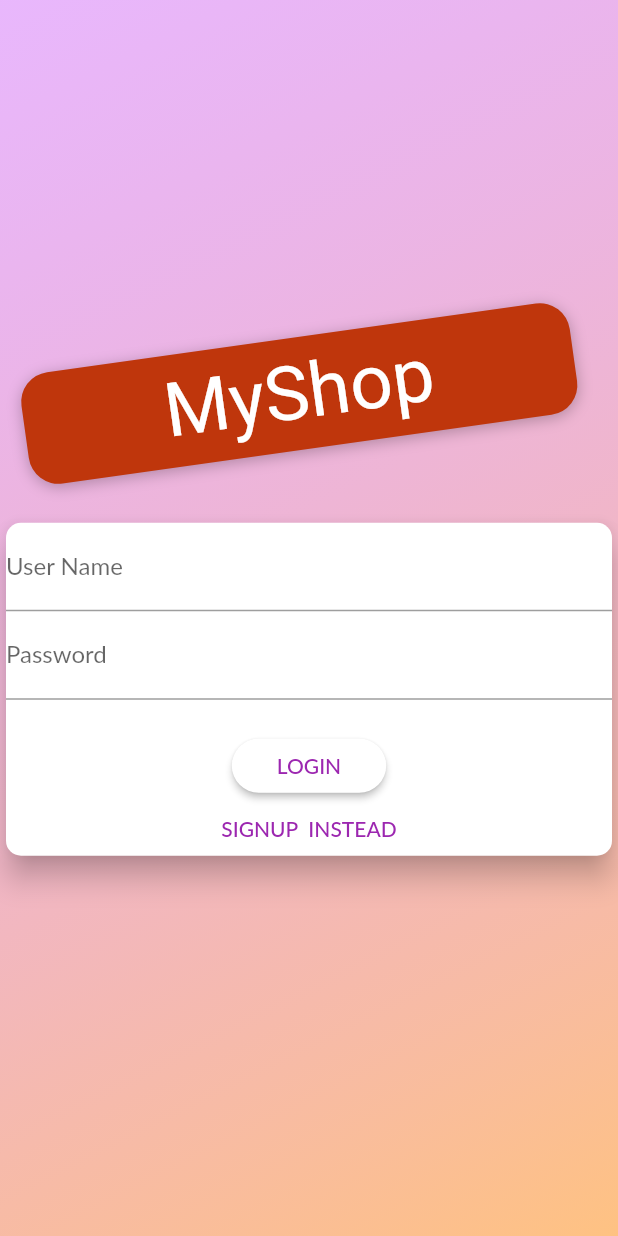
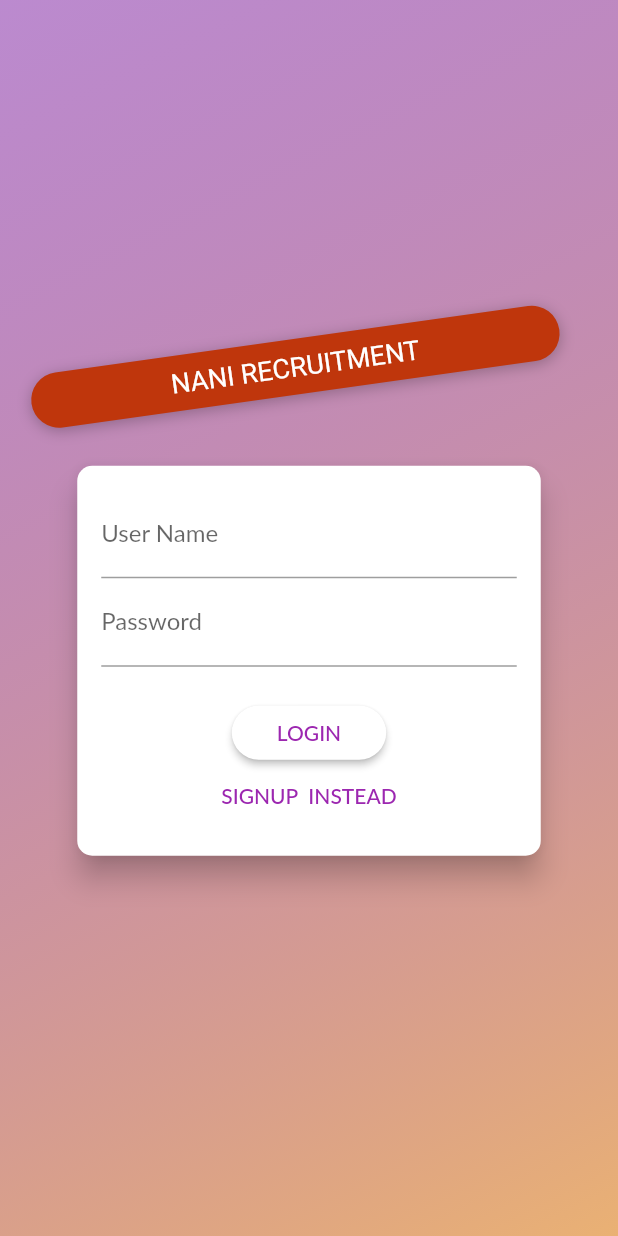
Before and after one commit to aweys231/nani_app, a Flutter app: the screen it shows after launch, on a phone screen of 412 x 824 dp. Run offline on Flutter 3.47's test engine with Material 2 defaults, Android fonts, the light colour scheme and no system bars; our stand-ins replace cached_network_image, carousel_slider, dropdown_button2, file_picker, flutter_image_slideshow, flutter_svg and 7 more; missing offline and left inert: contact_picker_web, dropdown_search2, extended_phone_number_input, month_year_picker, qr_code_scanner; accounts and stored records are empty; network calls fail; Roboto replaces fonts that are missing (Anton, Lato); statements that could not run were skipped.

Commit message:
29-03-2023

```diff
--- a/lib/screens/auth_screen.dart
+++ b/lib/screens/auth_screen.dart
@@ -29,8 +29,8 @@ class AuthScreen extends StatelessWidget {
             decoration: BoxDecoration(
               gradient: LinearGradient(
                 colors: [
-                  Color.fromRGBO(215, 117, 255, 1).withOpacity(0.5),
-                  Color.fromRGBO(255, 188, 117, 1).withOpacity(0.9),
+                  Color.fromRGBO(125, 27, 164, 1).withOpacity(0.5),
+                  Color.fromRGBO(232, 169, 101, 1).withOpacity(0.9),
                 ],
                 begin: Alignment.topLeft,
                 end: Alignment.bottomRight,
@@ -51,9 +51,8 @@ class AuthScreen extends StatelessWidget {
                       margin: EdgeInsets.only(bottom: 20.0),
                       padding:
                           EdgeInsets.symmetric(vertical: 8.0, horizontal: 94.0),
-                      transform: Matrix4.rotationZ(-8 * pi / 180)
-                        ..translate(-10.0),
-                      // ..translate(-10.0),
+                      transform: Matrix4.rotationZ(-8 * pi / 180)..translate(-10.0),
+
                       decoration: BoxDecoration(
                         borderRadius: BorderRadius.circular(20),
                         color: Colors.deepOrange.shade900,
@@ -66,13 +65,13 @@ class AuthScreen extends StatelessWidget {
                         ],
                       ),
                       child: Text(
-                        'MyShop',
+                        'NANI RECRUITMENT',
                         style: TextStyle(
                           color: Theme.of(context)
                               .accentTextTheme
                               .headline6!
                               .color,
-                          fontSize: 50,
+                          fontSize: 18,
                           fontFamily: 'Anton',
                           fontWeight: FontWeight.normal,
                         ),
@@ -221,7 +220,16 @@ class _AuthCardState extends State<AuthCard>
       shape: RoundedRectangleBorder(
         borderRadius: BorderRadius.circular(10.0),
       ),
-      elevation: 8.0,
+       elevation: 8.0,
+      child: AnimatedContainer(
+        duration: Duration(milliseconds: 300),
+        curve: Curves.easeIn,
+        height:  260,
+        // height: _heightAnimation.value.height,
+        constraints: BoxConstraints(minHeight:  260),
+        width: deviceSize.width * 0.75,
+        padding: EdgeInsets.all(16.0),
+
       child: Form(
         key: _formKey,
         child: SingleChildScrollView(
@@ -282,21 +290,7 @@ class _AuthCardState extends State<AuthCard>
                 ),
                 child: Text('SIGNUP  INSTEAD'),
                 onPressed: (() async {
-                  // Navigator.of(context)
-                  //     .pushReplacementNamed(Dhashboard.routeName);
-                  // Navigator.of(context).pushNamed(
-                  //   ClientRegistrationScreen.routeName,
-                  // );
-                  //  setState(() {
 
-                  //     _isLoadingDrop_data = true;
-                  //   });
-                  //   await  Provider.of<Candidate>(context,listen: false).fetchAndSetnatinality().then((_) {});
-                  //   await Provider.of<Category_Section>(context,listen: false).fetchAndSetAllCategory().then((_) {});
-
-                  //   setState(() {
-                  //     _isLoadingDrop_data = false;
-                  //   });
                   Navigator.pushNamed(
                       context, ClientRegistrationScreen.routeName);
                 }),
@@ -305,6 +299,7 @@ class _AuthCardState extends State<AuthCard>
           ),
         ),
       ),
+      )
     );
   }
 }
--- a/lib/widgets/upload_required_documents.dart
+++ b/lib/widgets/upload_required_documents.dart
@@ -1,4 +1,4 @@
-// ignore_for_file: prefer_const_constructors, sort_child_properties_last, unused_import, avoid_unnecessary_containers, deprecated_member_use, unused_field, unused_element, prefer_final_fields, avoid_web_libraries_in_flutter, avoid_print, prefer_interpolation_to_compose_strings, use_build_context_synchronously
+// ignore_for_file: prefer_const_constructors, sort_child_properties_last, unused_import, avoid_unnecessary_containers, deprecated_member_use, unused_field, unused_element, prefer_final_fields, avoid_web_libraries_in_flutter, avoid_print, prefer_interpolation_to_compose_strings, use_build_context_synchronously, non_constant_identifier_names
 
 import 'dart:io';
 
@@ -14,6 +14,7 @@ import '../providers/jobs.dart';
 class UploadRequiredDocuments extends StatefulWidget {
   final IconData icon;
   final Function onSelectFile;
+  final String candidate_id;
   // final String text;
   // final VoidCallback onClicked;
   final job.DocumentsModel documents;
@@ -23,6 +24,7 @@ class UploadRequiredDocuments extends StatefulWidget {
     // required this.text,
     required this.onSelectFile,
     required this.icon,
+    required this.candidate_id,
   }) : super(key: key);
 
   @override
@@ -68,7 +70,7 @@ class _UploadRequiredDocumentsState extends State<UploadRequiredDocuments> {
           .removeSingleDocument(widget.documents.id.toString());
       // // this will add the model the new selection of the user
       Provider.of<LegalInfo>(context, listen: false)
-          .addIDocument(widget.documents.id,_filePath!);
+          .addIDocument(widget.documents.id,_filePath!,widget.candidate_id.toString());
     } on PlatformException catch (e) {
       print('Unsupported operation' + e.toString());
     } catch (e) {
```
Also changed, not shown: lib/providers/legal_info_provider.dart (+11 -11 lines), lib/screens/canidate_legal_info.dart (+20 -1 lines).
